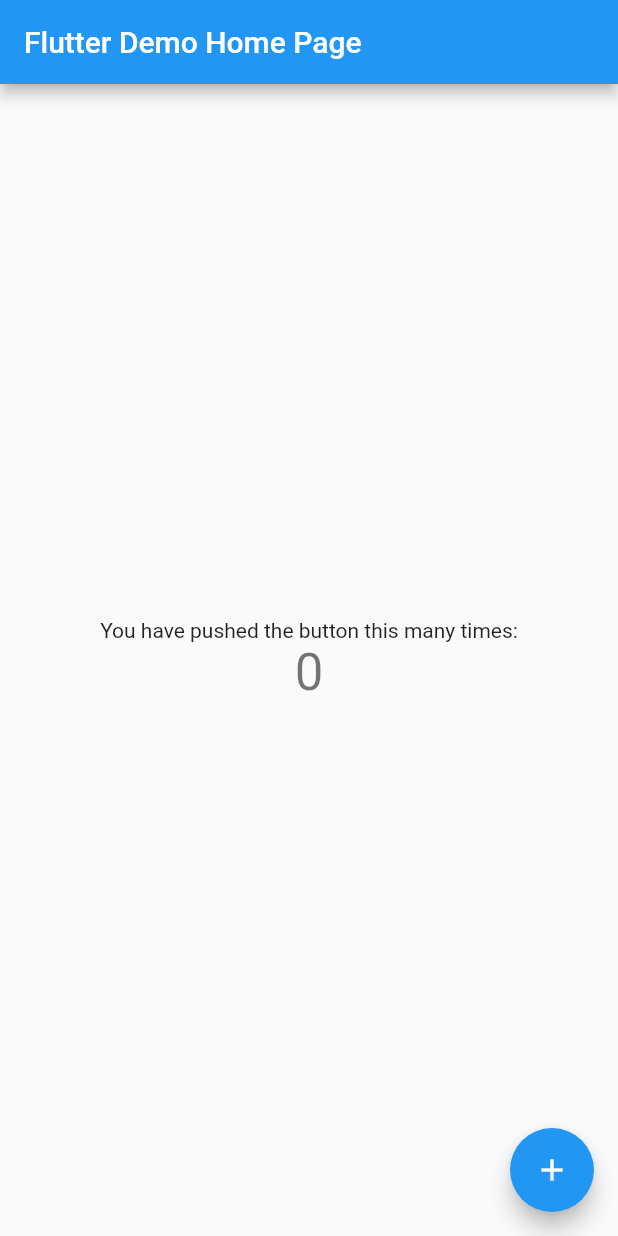
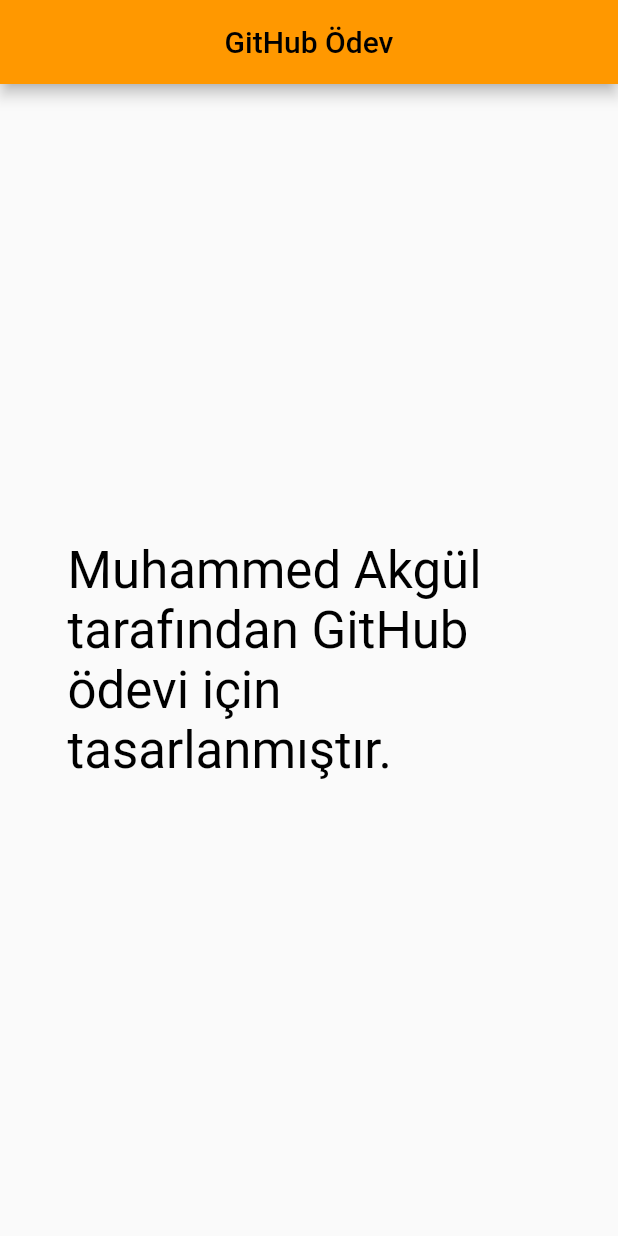
Before and after one commit to AkgulMuhammed/Odev1-Notlarim, a Flutter app: the screen it shows after launch, on a phone screen of 412 x 824 dp. Run offline on Flutter 3.47's test engine with Material 2 defaults, Android fonts, the phone set to English and light mode, and no system bars.

Commit message:
Sayfa Tasarımı Tamamlanarak GitHuba 2. Commit atılmıştır.

```diff
--- /dev/null
+++ b/lib/homeScreen.dart
@@ -0,0 +1,27 @@
+import 'package:flutter/material.dart';
+import 'package:flutter/src/widgets/container.dart';
+import 'package:flutter/src/widgets/framework.dart';
+
+class HomeScreen extends StatelessWidget {
+  const HomeScreen({super.key});
+
+  @override
+  Widget build(BuildContext context) {
+    return Scaffold(
+      appBar: AppBar(
+        title: Text(
+          'GitHub Ödev',
+        ),
+        centerTitle: true,
+      ),
+      body: Column(
+        mainAxisAlignment: MainAxisAlignment.center,
+        crossAxisAlignment: CrossAxisAlignment.center,
+        children: [Padding(
+          padding: const EdgeInsets.all(45.0),
+          child: Text('Muhammed Akgül tarafından GitHub ödevi için tasarlanmıştır.',style: Theme.of(context).textTheme.headline4?.copyWith(color: Colors.black)),
+        )],
+      ),
+    );
+  }
+}
--- a/lib/main.dart
+++ b/lib/main.dart
@@ -1,4 +1,5 @@
 import 'package:flutter/material.dart';
+import 'package:odev1_notlarim/homeScreen.dart';
 
 void main() {
   runApp(const MyApp());
@@ -6,110 +7,15 @@ void main() {
 
 class MyApp extends StatelessWidget {
   const MyApp({super.key});
-
-  // This widget is the root of your application.
   @override
   Widget build(BuildContext context) {
     return MaterialApp(
-      title: 'Flutter Demo',
+      debugShowCheckedModeBanner: false,
+      title: 'GitHub Ödev',
       theme: ThemeData(
-        // This is the theme of your application.
-        //
-        // Try running your application with "flutter run". You'll see the
-        // application has a blue toolbar. Then, without quitting the app, try
-        // changing the primarySwatch below to Colors.green and then invoke
-        // "hot reload" (press "r" in the console where you ran "flutter run",
-        // or simply save your changes to "hot reload" in a Flutter IDE).
-        // Notice that the counter didn't reset back to zero; the application
-        // is not restarted.
-        primarySwatch: Colors.blue,
+        primarySwatch: Colors.orange,
       ),
-      home: const MyHomePage(title: 'Flutter Demo Home Page'),
+      home: const HomeScreen(),
     );
   }
 }
-
-class MyHomePage extends StatefulWidget {
-  const MyHomePage({super.key, required this.title});
-
-  // This widget is the home page of your application. It is stateful, meaning
-  // that it has a State object (defined below) that contains fields that affect
-  // how it looks.
-
-  // This class is the configuration for the state. It holds the values (in this
-  // case the title) provided by the parent (in this case the App widget) and
-  // used by the build method of the State. Fields in a Widget subclass are
-  // always marked "final".
-
-  final String title;
-
-  @override
-  State<MyHomePage> createState() => _MyHomePageState();
-}
-
-class _MyHomePageState extends State<MyHomePage> {
-  int _counter = 0;
-
-  void _incrementCounter() {
-    setState(() {
-      // This call to setState tells the Flutter framework that something has
-      // changed in this State, which causes it to rerun the build method below
-      // so that the display can reflect the updated values. If we changed
-      // _counter without calling setState(), then the build method would not be
-      // called again, and so nothing would appear to happen.
-      _counter++;
-    });
-  }
-
-  @override
-  Widget build(BuildContext context) {
-    // This method is rerun every time setState is called, for instance as done
-    // by the _incrementCounter method above.
-    //
-    // The Flutter framework has been optimized to make rerunning build methods
-    // fast, so that you can just rebuild anything that needs updating rather
-    // than having to individually change instances of widgets.
-    return Scaffold(
-      appBar: AppBar(
-        // Here we take the value from the MyHomePage object that was created by
-        // the App.build method, and use it to set our appbar title.
-        title: Text(widget.title),
-      ),
-      body: Center(
-        // Center is a layout widget. It takes a single child and positions it
-        // in the middle of the parent.
-        child: Column(
-          // Column is also a layout widget. It takes a list of children and
-          // arranges them vertically. By default, it sizes itself to fit its
-          // children horizontally, and tries to be as tall as its parent.
-          //
-          // Invoke "debug painting" (press "p" in the console, choose the
-          // "Toggle Debug Paint" action from the Flutter Inspector in Android
-          // Studio, or the "Toggle Debug Paint" command in Visual Studio Code)
-          // to see the wireframe for each widget.
-          //
-          // Column has various properties to control how it sizes itself and
-          // how it positions its children. Here we use mainAxisAlignment to
-          // center the children vertically; the main axis here is the vertical
-          // axis because Columns are vertical (the cross axis would be
-          // horizontal).
-          mainAxisAlignment: MainAxisAlignment.center,
-          children: <Widget>[
-            const Text(
-              'You have pushed the button this many times:',
-            ),
-            Text(
-              '$_counter',
-              style: Theme.of(context).textTheme.headline4,
-            ),
-          ],
-        ),
-      ),
-      floatingActionButton: FloatingActionButton(
-        onPressed: _incrementCounter,
-        tooltip: 'Increment',
-        child: const Icon(Icons.add),
-      ), // This trailing comma makes auto-formatting nicer for build methods.
-    );
-  }
-}
```
